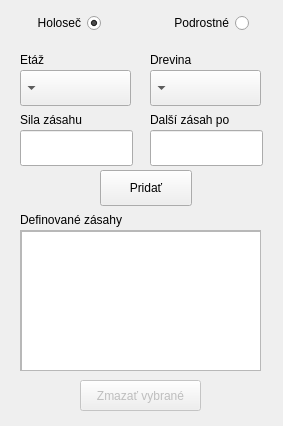
Above: Database/create_processes.ui from kasparj/Optimal-Q-GIS before the change. Below: the same form after it.
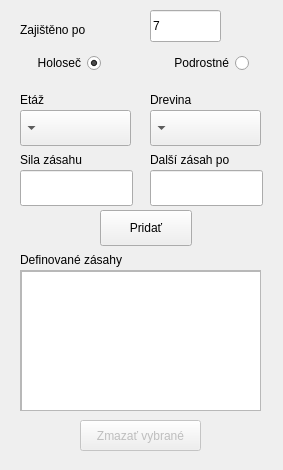
That is the form after the change.

Commit message: Change etaz to prirazeni

What changed in the file:
```diff
--- a/Database/create_processes.ui
+++ b/Database/create_processes.ui
@@ -7,7 +7,7 @@
     <x>0</x>
     <y>0</y>
     <width>283</width>
-    <height>426</height>
+    <height>470</height>
    </rect>
   </property>
   <property name="windowTitle">
@@ -21,7 +21,7 @@
     <property name="geometry">
      <rect>
       <x>10</x>
-      <y>10</y>
+      <y>50</y>
       <width>91</width>
       <height>26</height>
      </rect>
@@ -40,7 +40,7 @@
     <property name="geometry">
      <rect>
       <x>140</x>
-      <y>10</y>
+      <y>50</y>
       <width>109</width>
       <height>26</height>
      </rect>
@@ -56,7 +56,7 @@
     <property name="geometry">
      <rect>
       <x>20</x>
-      <y>70</y>
+      <y>110</y>
       <width>111</width>
       <height>36</height>
      </rect>
@@ -66,7 +66,7 @@
     <property name="geometry">
      <rect>
       <x>150</x>
-      <y>70</y>
+      <y>110</y>
       <width>111</width>
       <height>36</height>
      </rect>
@@ -76,7 +76,7 @@
     <property name="geometry">
      <rect>
       <x>20</x>
-      <y>50</y>
+      <y>90</y>
       <width>63</width>
       <height>20</height>
      </rect>
@@ -89,7 +89,7 @@
     <property name="geometry">
      <rect>
       <x>150</x>
-      <y>50</y>
+      <y>90</y>
       <width>63</width>
       <height>20</height>
      </rect>
@@ -102,7 +102,7 @@
     <property name="geometry">
      <rect>
       <x>150</x>
-      <y>130</y>
+      <y>170</y>
       <width>113</width>
       <height>36</height>
      </rect>
@@ -112,7 +112,7 @@
     <property name="geometry">
      <rect>
       <x>20</x>
-      <y>130</y>
+      <y>170</y>
       <width>113</width>
       <height>36</height>
      </rect>
@@ -122,7 +122,7 @@
     <property name="geometry">
      <rect>
       <x>20</x>
-      <y>110</y>
+      <y>150</y>
       <width>81</width>
       <height>20</height>
      </rect>
@@ -135,7 +135,7 @@
     <property name="geometry">
      <rect>
       <x>150</x>
-      <y>110</y>
+      <y>150</y>
       <width>111</width>
       <height>20</height>
      </rect>
@@ -148,7 +148,7 @@
     <property name="geometry">
      <rect>
       <x>100</x>
-      <y>170</y>
+      <y>210</y>
       <width>92</width>
       <height>36</height>
      </rect>
@@ -161,7 +161,7 @@
     <property name="geometry">
      <rect>
       <x>20</x>
-      <y>210</y>
+      <y>250</y>
       <width>231</width>
       <height>20</height>
      </rect>
@@ -174,7 +174,7 @@
     <property name="geometry">
      <rect>
       <x>20</x>
-      <y>230</y>
+      <y>270</y>
       <width>241</width>
       <height>141</height>
      </rect>
@@ -216,7 +216,7 @@
     <property name="geometry">
      <rect>
       <x>80</x>
-      <y>380</y>
+      <y>420</y>
       <width>121</width>
       <height>31</height>
      </rect>
@@ -228,6 +228,32 @@
      <bool>false</bool>
     </property>
    </widget>
+   <widget class="QLabel" name="label_6">
+    <property name="geometry">
+     <rect>
+      <x>20</x>
+      <y>20</y>
+      <width>91</width>
+      <height>20</height>
+     </rect>
+    </property>
+    <property name="text">
+     <string>Zajištěno po </string>
+    </property>
+   </widget>
+   <widget class="QLineEdit" name="prirazeni">
+    <property name="geometry">
+     <rect>
+      <x>150</x>
+      <y>10</y>
+      <width>71</width>
+      <height>32</height>
+     </rect>
+    </property>
+    <property name="text">
+     <string>7</string>
+    </property>
+   </widget>
   </widget>
  </widget>
  <resources/>
```
The commit also changes 1 other file.
